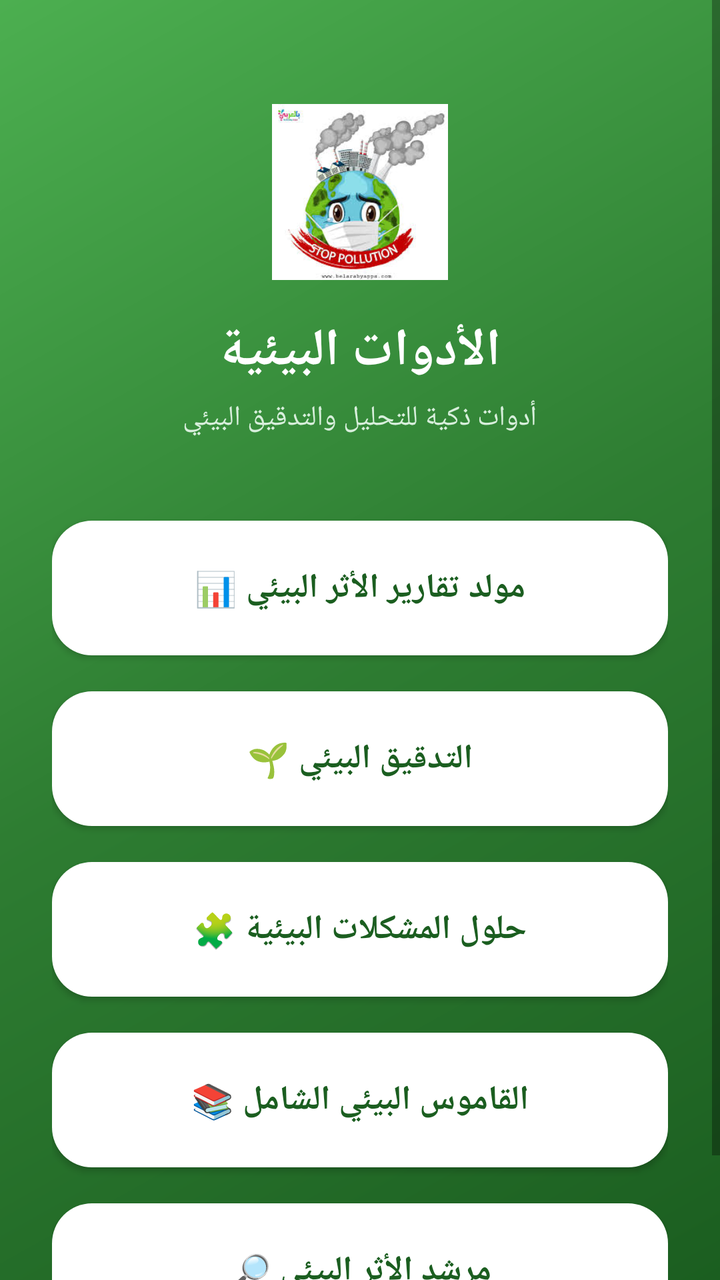
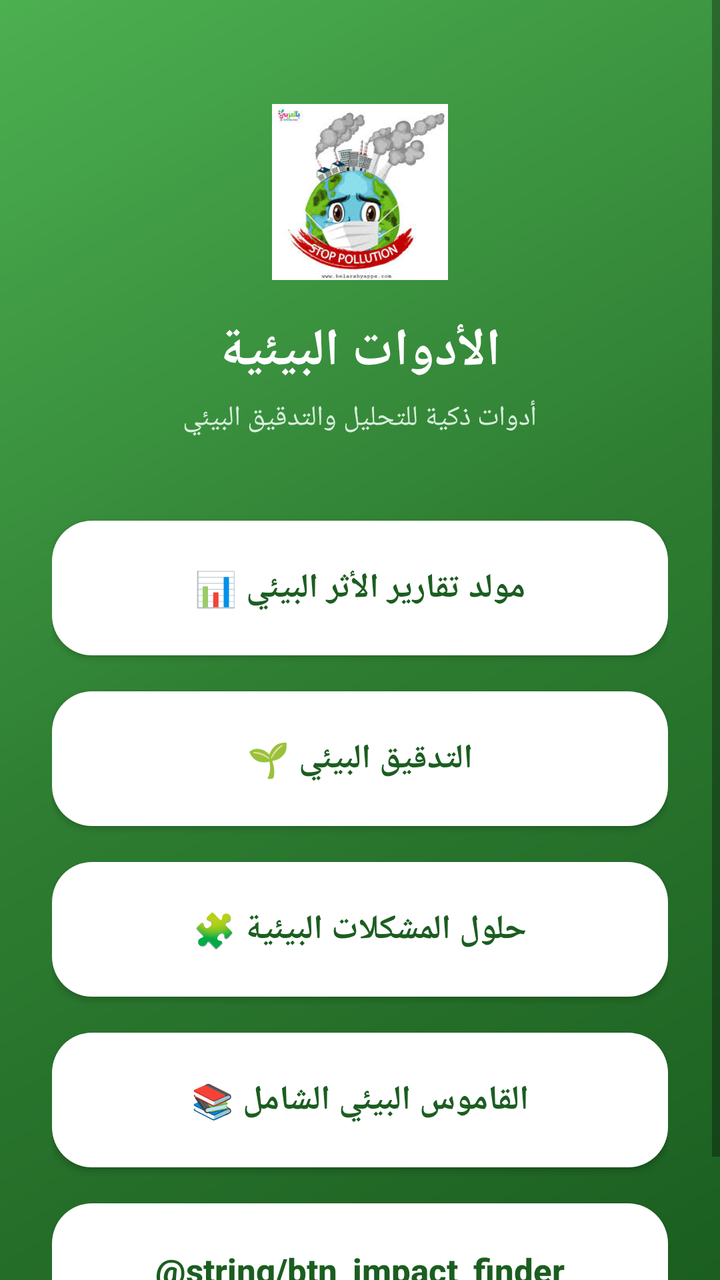

Compare the two renders of this Android layout. The source of the first and the diff that turns it into the second are given below.
<!-- AndroidManifest.xml: application theme android:Theme.Material.Light -->
<!-- res/layout/activity_main.xml -->
<?xml version="1.0" encoding="utf-8"?>
<ScrollView xmlns:android="http://schemas.android.com/apk/res/android"
    android:layout_width="match_parent"
    android:layout_height="match_parent"
    android:background="@drawable/bg_gradient"
    android:fillViewport="true">

    <LinearLayout
        android:layout_width="match_parent"
        android:layout_height="wrap_content"
        android:orientation="vertical"
        android:gravity="center_horizontal"
        android:paddingStart="26dp"
        android:paddingEnd="26dp"
        android:paddingTop="52dp"
        android:paddingBottom="40dp">

        <ImageView
            android:layout_width="88dp"
            android:layout_height="88dp"
            android:layout_marginBottom="18dp"
            android:src="@drawable/header_image"
            android:contentDescription="@string/app_name" />

        <TextView
            android:layout_width="wrap_content"
            android:layout_height="wrap_content"
            android:text="@string/app_name"
            android:textColor="#FFFFFF"
            android:textSize="26sp"
            android:textStyle="bold"
            android:gravity="center" />

        <TextView
            android:layout_width="wrap_content"
            android:layout_height="wrap_content"
            android:layout_marginTop="6dp"
            android:layout_marginBottom="42dp"
            android:text="@string/app_subtitle"
            android:textColor="#D8EFDC"
            android:textSize="14sp"
            android:gravity="center" />

        <Button
            android:id="@+id/btnEis"
            android:layout_width="match_parent"
            android:layout_height="wrap_content"
            android:layout_marginBottom="18dp"
            android:background="@drawable/card_bg"
            android:foreground="?android:attr/selectableItemBackground"
            android:elevation="6dp"
            android:paddingTop="22dp"
            android:paddingBottom="22dp"
            android:paddingStart="20dp"
            android:paddingEnd="20dp"
            android:textAllCaps="false"
            android:textColor="#1B5E20"
            android:textSize="17sp"
            android:textStyle="bold"
            android:text="@string/btn_eis" />

        <Button
            android:id="@+id/btnAudit"
            android:layout_width="match_parent"
            android:layout_height="wrap_content"
            android:layout_marginBottom="18dp"
            android:background="@drawable/card_bg"
            android:foreground="?android:attr/selectableItemBackground"
            android:elevation="6dp"
            android:paddingTop="22dp"
            android:paddingBottom="22dp"
            android:paddingStart="20dp"
            android:paddingEnd="20dp"
            android:textAllCaps="false"
            android:textColor="#1B5E20"
            android:textSize="17sp"
            android:textStyle="bold"
            android:text="@string/btn_audit" />

        <Button
            android:id="@+id/btnProblemSolver"
            android:layout_width="match_parent"
            android:layout_height="wrap_content"
            android:layout_marginBottom="18dp"
            android:background="@drawable/card_bg"
            android:foreground="?android:attr/selectableItemBackground"
            android:elevation="6dp"
            android:paddingTop="22dp"
            android:paddingBottom="22dp"
            android:paddingStart="20dp"
            android:paddingEnd="20dp"
            android:textAllCaps="false"
            android:textColor="#1B5E20"
            android:textSize="17sp"
            android:textStyle="bold"
            android:text="@string/btn_problem_solver" />

        <Button
            android:id="@+id/btnDictionary"
            android:layout_width="match_parent"
            android:layout_height="wrap_content"
            android:background="@drawable/card_bg"
            android:foreground="?android:attr/selectableItemBackground"
            android:elevation="6dp"
            android:paddingTop="22dp"
            android:paddingBottom="22dp"
            android:paddingStart="20dp"
            android:paddingEnd="20dp"
            android:textAllCaps="false"
            android:textColor="#1B5E20"
            android:textSize="17sp"
            android:textStyle="bold"
            android:text="@string/btn_dictionary" />

        <Button
            android:id="@+id/btnComprehensive"
            android:layout_width="match_parent"
            android:layout_height="wrap_content"
            android:layout_marginTop="18dp"
            android:background="@drawable/card_bg"
            android:foreground="?android:attr/selectableItemBackground"
            android:elevation="6dp"
            android:paddingTop="22dp"
            android:paddingBottom="22dp"
            android:paddingStart="20dp"
            android:paddingEnd="20dp"
            android:textAllCaps="false"
            android:textColor="#1B5E20"
            android:textSize="17sp"
            android:textStyle="bold"
            android:text="@string/btn_comprehensive" />

    </LinearLayout>
</ScrollView>
<!-- resources referenced by this layout -->
<resources>
  <!-- drawable bg_gradient (drawable) -->
  <?xml version="1.0" encoding="utf-8"?>
  <shape xmlns:android="http://schemas.android.com/apk/res/android"
      android:shape="rectangle">
      <gradient
          android:angle="135"
          android:startColor="#1B5E20"
          android:centerColor="#2E7D32"
          android:endColor="#4CAF50" />
  </shape>
  <!-- drawable card_bg (drawable) -->
  <?xml version="1.0" encoding="utf-8"?>
  <selector xmlns:android="http://schemas.android.com/apk/res/android">
      <item android:state_pressed="true">
          <shape android:shape="rectangle">
              <solid android:color="#EFEFEF" />
              <corners android:radius="20dp" />
          </shape>
      </item>
      <item>
          <shape android:shape="rectangle">
              <solid android:color="#FFFFFF" />
              <corners android:radius="20dp" />
          </shape>
      </item>
  </selector>
  <!-- drawable header_image: png bitmap (drawable, 57603 bytes) -->
  <string name="app_name">الأدوات البيئية</string>
  <string name="app_subtitle">أدوات ذكية للتحليل والتدقيق البيئي</string>
  <string name="btn_audit">التدقيق البيئي 🌱</string>
  <string name="btn_comprehensive">مرشد الأثر البيئي 🔎</string>
  <string name="btn_dictionary">القاموس البيئي الشامل 📚</string>
  <string name="btn_eis">مولد تقارير الأثر البيئي 📊</string>
  <string name="btn_problem_solver">حلول المشكلات البيئية 🧩</string>
</resources>

<!-- the commit's change to res/layout/activity_main.xml (unified diff, before → after) -->
@@ -113,7 +113,7 @@
             android:text="@string/btn_dictionary" />
 
         <Button
-            android:id="@+id/btnComprehensive"
+            android:id="@+id/btnImpactFinder"
             android:layout_width="match_parent"
             android:layout_height="wrap_content"
             android:layout_marginTop="18dp"
@@ -128,7 +128,7 @@
             android:textColor="#1B5E20"
             android:textSize="17sp"
             android:textStyle="bold"
-            android:text="@string/btn_comprehensive" />
+            android:text="@string/btn_impact_finder" />
 
     </LinearLayout>
 </ScrollView>
<!-- resource entries referenced after the edit -->
@@ -30,7 +30,6 @@
   <string name="app_name">الأدوات البيئية</string>
   <string name="app_subtitle">أدوات ذكية للتحليل والتدقيق البيئي</string>
   <string name="btn_audit">التدقيق البيئي 🌱</string>
-  <string name="btn_comprehensive">مرشد الأثر البيئي 🔎</string>
   <string name="btn_dictionary">القاموس البيئي الشامل 📚</string>
   <string name="btn_eis">مولد تقارير الأثر البيئي 📊</string>
   <string name="btn_problem_solver">حلول المشكلات البيئية 🧩</string>
